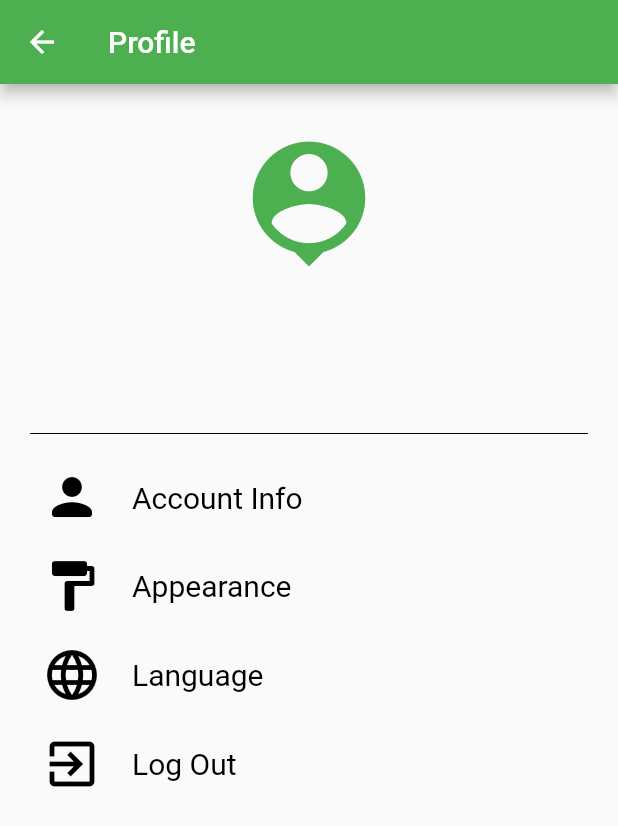
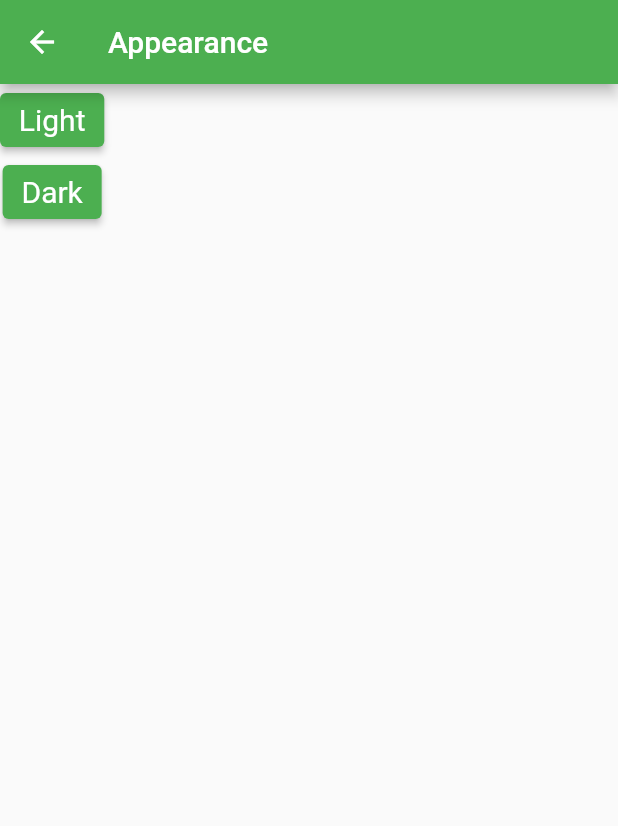
Before and after one commit to Erkebulan-Akhmediya/expense_tracker, a Flutter app: the Profile screen opened directly, after a tap on "Appearance", on a phone screen of 412 x 824 dp. Shown: the top 826 px of the screen. Run offline on Flutter 3.47's test engine with Material 2 defaults, Android fonts, the phone set to English and light mode, and no system bars; our stand-ins replace cloud_firestore, firebase_auth, firebase_core, fl_chart, get, google_fonts and 1 more; accounts and stored records are empty.

Commit message:
added dark theme

```diff
--- a/lib/main.dart
+++ b/lib/main.dart
@@ -58,11 +58,57 @@ class MyApp extends StatelessWidget {
     ),
   );
 
+  ThemeData darkTheme = ThemeData(
+    primaryColor: const Color(0xFFBB86Fc),
+    appBarTheme: const AppBarTheme(
+      backgroundColor: Colors.black,
+    ),
+    tabBarTheme: const TabBarTheme(
+      indicator: UnderlineTabIndicator(
+        borderSide: BorderSide(
+          color: Colors.black,
+        ),
+      ),
+    ),
+    bottomNavigationBarTheme: const BottomNavigationBarThemeData(
+      selectedItemColor: Color(0xFFBB86Fc),
+      unselectedItemColor: Colors.white,
+      backgroundColor: Colors.black,
+    ),
+    elevatedButtonTheme: const ElevatedButtonThemeData(
+      style: ButtonStyle(
+        backgroundColor: MaterialStatePropertyAll(Color(0xFFBB86Fc)),
+      ),
+    ),
+    textButtonTheme: const TextButtonThemeData(
+      style: ButtonStyle(
+        foregroundColor: MaterialStatePropertyAll(Colors.white),
+      ),
+    ),
+    textTheme: const TextTheme(
+      labelLarge: TextStyle(
+        fontSize: 20,
+        fontWeight: FontWeight.w400,
+      ),
+      bodyLarge: TextStyle(
+        color: Colors.white,
+      ),
+      bodyMedium: TextStyle(
+        color: Colors.white,
+      ),
+    ),
+    progressIndicatorTheme: const ProgressIndicatorThemeData(
+      color: Color(0xFFBB86Fc),
+    ),
+    scaffoldBackgroundColor: const Color(0xFF151515),
+  );
+
   @override
   Widget build(BuildContext context) {
     return GetMaterialApp(
       debugShowCheckedModeBanner: false,
       theme: primaryTheme,
+      darkTheme: darkTheme,
       home: const Root(),
     );
   }
--- /dev/null
+++ b/lib/views/profile/appearance.dart
@@ -0,0 +1,33 @@
+import 'package:expense_tracker/main.dart';
+import 'package:flutter/material.dart';
+import 'package:get/get.dart';
+
+class Appearance extends StatelessWidget {
+  const Appearance({super.key});
+
+  @override
+  Widget build(BuildContext context) {
+    return Scaffold(
+      appBar: AppBar(
+        title: const Text('Appearance'),
+      ),
+      body: Column(
+        children: <Widget>[
+          ElevatedButton(
+            onPressed: () {
+              Get.changeTheme(MyApp().primaryTheme);
+            },
+            child: const Text('Light'),
+          ),
+          ElevatedButton(
+            onPressed: () {
+              Get.changeTheme(MyApp().darkTheme);
+            },
+            child: const Text('Dark'),
+          ),
+        ],
+      ),
+    );
+  }
+
+}
--- a/lib/views/profile/options.dart
+++ b/lib/views/profile/options.dart
@@ -1,3 +1,4 @@
+import 'package:expense_tracker/views/profile/appearance.dart';
 import 'package:flutter/material.dart';
 import 'package:get/get.dart';
 
@@ -33,7 +34,13 @@ class Options extends StatelessWidget {
         Container(
           margin: const EdgeInsets.only(bottom: 10.0),
           child: TextButton(
-            onPressed: () {},
+            onPressed: () {
+              Navigator.of(context).push(
+                MaterialPageRoute(
+                  builder: (BuildContext context) => const Appearance(),
+                ),
+              );
+            },
             child: Row(
               children: <Widget>[
                 Container(
--- a/lib/views/profile/profile.dart
+++ b/lib/views/profile/profile.dart
@@ -65,8 +65,8 @@ class Profile extends StatelessWidget {
                       ),
                     ),
                   ),
-                  const Divider(
-                    color: Colors.black,
+                  Divider(
+                    color: Theme.of(context).primaryColor,
                   ),
                   Options(),
                 ],
```
